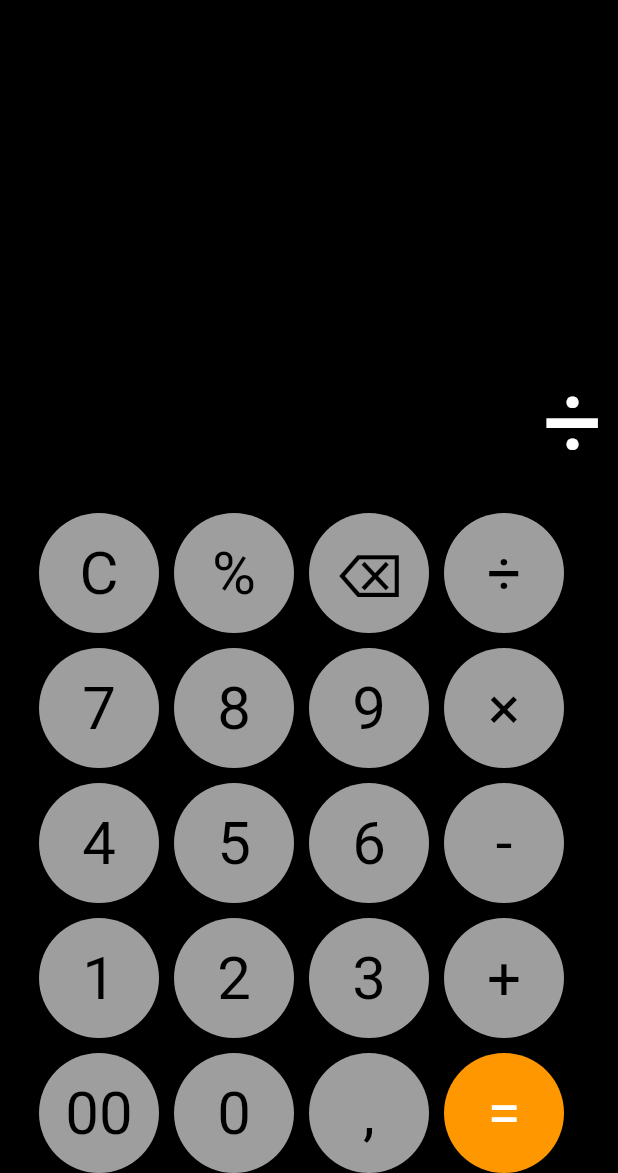
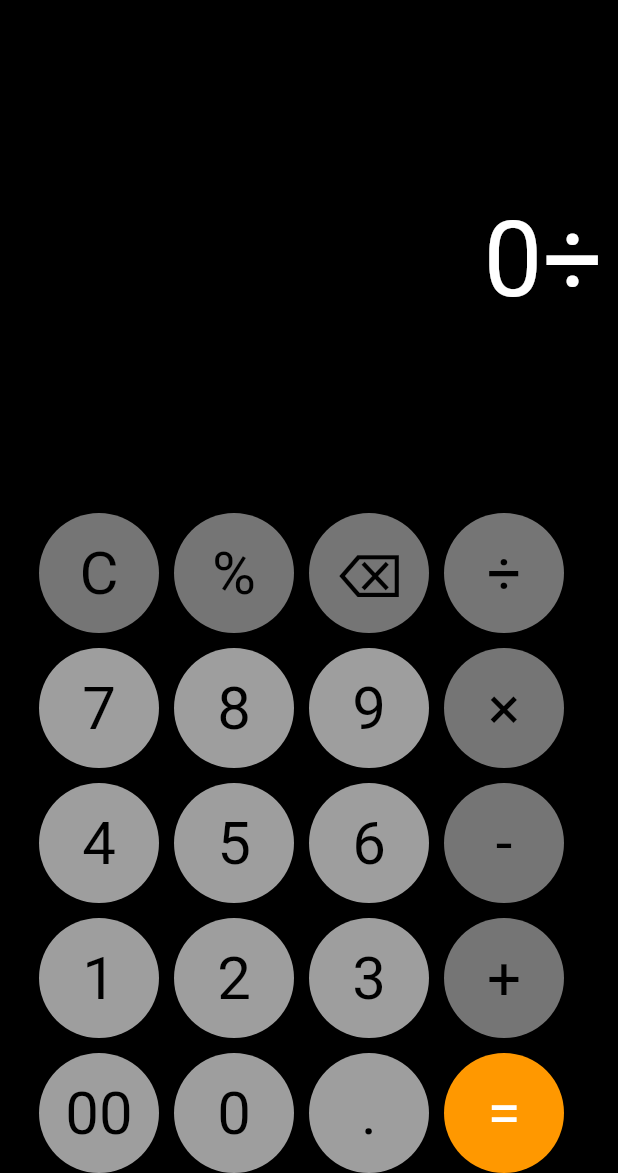
Before and after one commit to maciejsulikowski/calculator, a Flutter app: the screen it shows after launch, after a tap on an icon or button, on a phone screen of 412 x 824 dp, the part 63-1236 px from its top. Run offline on Flutter 3.47's test engine with Material 2 defaults, Android fonts, the phone set to English and light mode, and no system bars; our stand-ins replace math_expressions.

```diff
--- a/lib/main.dart
+++ b/lib/main.dart
@@ -16,7 +16,7 @@ class MyApp extends StatelessWidget {
         colorScheme: ColorScheme.fromSeed(seedColor: Colors.deepPurple),
         useMaterial3: true,
       ),
-      home:  Calculator(),
+      home: const Calculator(),
     );
   }
 }
--- a/lib/widgets/calculator_widget.dart
+++ b/lib/widgets/calculator_widget.dart
@@ -12,8 +12,21 @@ class Calculator extends StatefulWidget {
 
 class _CalculatorState extends State<Calculator> {
   var equation = '0';
-  var result = '0';
   var expression = '';
+  bool isAdditionEnabled = true;
+  bool isSubtractionEnabled = true;
+  bool isMultiplicationEnabled = true;
+  bool isDivisionEnabled = true;
+  bool showError = false;
+
+  showingError() {
+    Future.delayed(const Duration(seconds: 2), () {
+      setState(() {
+        equation = '0';
+      });
+    });
+    return 'Error';
+  }
 
   String calculate() {
     try {
@@ -23,7 +36,7 @@ class _CalculatorState extends State<Calculator> {
       var evaluation = exp.evaluate(EvaluationType.REAL, ContextModel());
       return evaluation.toString();
     } catch (e) {
-      return 'Error';
+      return showingError();
     }
   }
 
@@ -31,7 +44,6 @@ class _CalculatorState extends State<Calculator> {
     if (buttonText == 'C') {
       setState(() {
         equation = '0';
-        result = '0';
       });
     } else if (buttonText == '⌫') {
       setState(() {
@@ -43,7 +55,42 @@ class _CalculatorState extends State<Calculator> {
     } else if (buttonText == '=') {
       setState(() {
         equation = calculate();
+        if (equation.endsWith('.0')) {
+          equation = equation.replaceAll('.0', '');
+        }
+        isAdditionEnabled = true;
+        isSubtractionEnabled = true;
+        isMultiplicationEnabled = true;
+        isDivisionEnabled = true;
       });
+    } else if (buttonText == '+' && isAdditionEnabled) {
+      setState(() {
+        equation += buttonText;
+        isAdditionEnabled = false;
+      });
+    } else if (buttonText == '-' && isSubtractionEnabled) {
+      setState(() {
+        equation += buttonText;
+        isSubtractionEnabled = false;
+      });
+    } else if (buttonText == '×' && isMultiplicationEnabled) {
+      setState(() {
+        equation += buttonText;
+        isMultiplicationEnabled = false;
+      });
+    } else if (buttonText == '÷' && isDivisionEnabled) {
+      setState(() {
+        equation += buttonText;
+        isDivisionEnabled = false;
+      });
+    } else if (buttonText == '%') {
+      if (equation != '0') {
+        double value = double.parse(equation);
+        value = value / 100.0;
+        setState(() {
+          equation = value.toString();
+        });
+      }
     } else {
       setState(() {
         if (equation == '0') {
@@ -55,8 +102,6 @@ class _CalculatorState extends State<Calculator> {
     }
   }
 
-  @override
-  Widget build(BuildContext context) {
   Widget button(String buttonText, Color? buttonCollor, Color? textColor) {
     return InkWell(
       onTap: () {
@@ -74,6 +119,8 @@ class _CalculatorState extends State<Calculator> {
     );
   }
 
+  @override
+  Widget build(BuildContext context) {
     return Scaffold(
       appBar: AppBar(
         backgroundColor: Colors.black,
@@ -88,11 +135,21 @@ class _CalculatorState extends State<Calculator> {
           mainAxisAlignment: MainAxisAlignment.end,
           crossAxisAlignment: CrossAxisAlignment.end,
           children: [
+            Expanded(
+              child: FittedBox(
+                fit: BoxFit.scaleDown,
+                child: Column(
+                  children: [
                     Padding(
                       padding: const EdgeInsets.only(right: 10.0),
                       child: Text(
                         equation,
-                style: const TextStyle(color: Colors.white, fontSize: 70),
+                        style:
+                            const TextStyle(color: Colors.white, fontSize: 70),
+                      ),
+                    ),
+                  ],
+                ),
               ),
             ),
             const SizedBox(
@@ -101,19 +158,19 @@ class _CalculatorState extends State<Calculator> {
             Row(
               mainAxisAlignment: MainAxisAlignment.center,
               children: [
-                button('C', Colors.grey, Colors.black),
+                button('C', Colors.grey[600], Colors.black),
                 const SizedBox(
                   width: 10,
                 ),
-                button('%', Colors.grey, Colors.black),
+                button('%', Colors.grey[600], Colors.black),
                 const SizedBox(
                   width: 10,
                 ),
-                button('⌫', Colors.grey, Colors.black),
+                button('⌫', Colors.grey[600], Colors.black),
                 const SizedBox(
                   width: 10,
                 ),
-                button('÷', Colors.grey, Colors.black),
+                button('÷', Colors.grey[600], Colors.black),
                 const SizedBox(
                   width: 10,
                 ),
@@ -135,7 +192,7 @@ class _CalculatorState extends State<Calculator> {
                 const SizedBox(
                   width: 10,
                 ),
-                button('×', Colors.grey, Colors.black),
+                button('×', Colors.grey[600], Colors.black),
                 const SizedBox(
                   width: 10,
                 ),
@@ -157,7 +214,7 @@ class _CalculatorState extends State<Calculator> {
                 const SizedBox(
                   width: 10,
                 ),
-                button('-', Colors.grey, Colors.black),
+                button('-', Colors.grey[600], Colors.black),
                 const SizedBox(
                   width: 10,
                 ),
@@ -179,7 +236,7 @@ class _CalculatorState extends State<Calculator> {
                 const SizedBox(
                   width: 10,
                 ),
-                button('+', Colors.grey, Colors.black),
+                button('+', Colors.grey[600], Colors.black),
                 const SizedBox(
                   width: 10,
                 ),
@@ -197,7 +254,7 @@ class _CalculatorState extends State<Calculator> {
                 const SizedBox(
                   width: 10,
                 ),
-                button(',', Colors.grey, Colors.black),
+                button('.', Colors.grey, Colors.black),
                 const SizedBox(
                   width: 10,
                 ),
```
Also changed, not shown: lib/widgets/fifth_row_of_circles_widget.dart (deleted, +0 -85 lines), lib/widgets/first_row_of_circles_widget.dart (deleted, +0 -80 lines), lib/widgets/fourth_row_of_circles_widget.dart (deleted, +0 -84 lines), lib/widgets/second_row_of_circles_widget.dart (deleted, +0 -82 lines), lib/widgets/third_row_of_circles_widget.dart (deleted, +0 -82 lines). Lines whose indentation alone changed are shown as unchanged.
